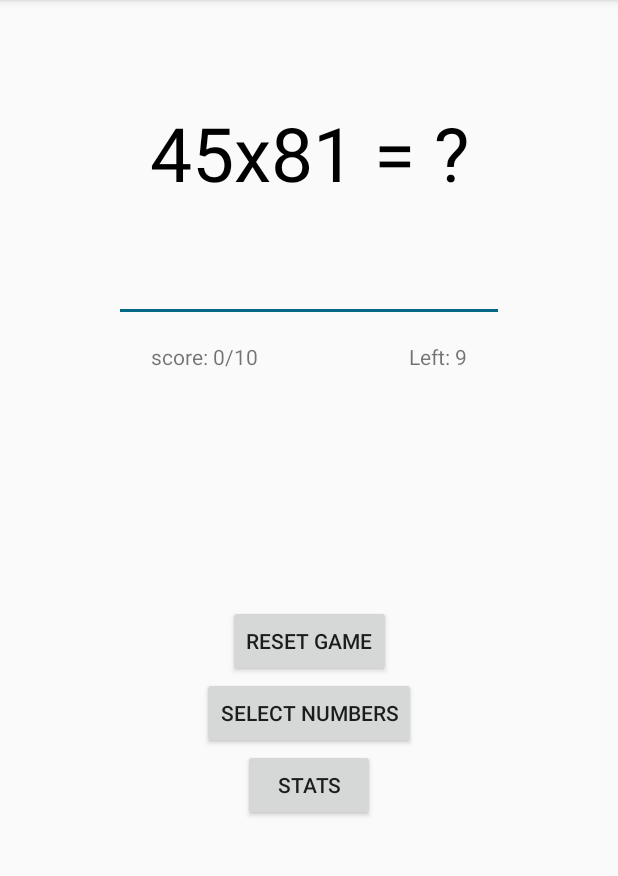
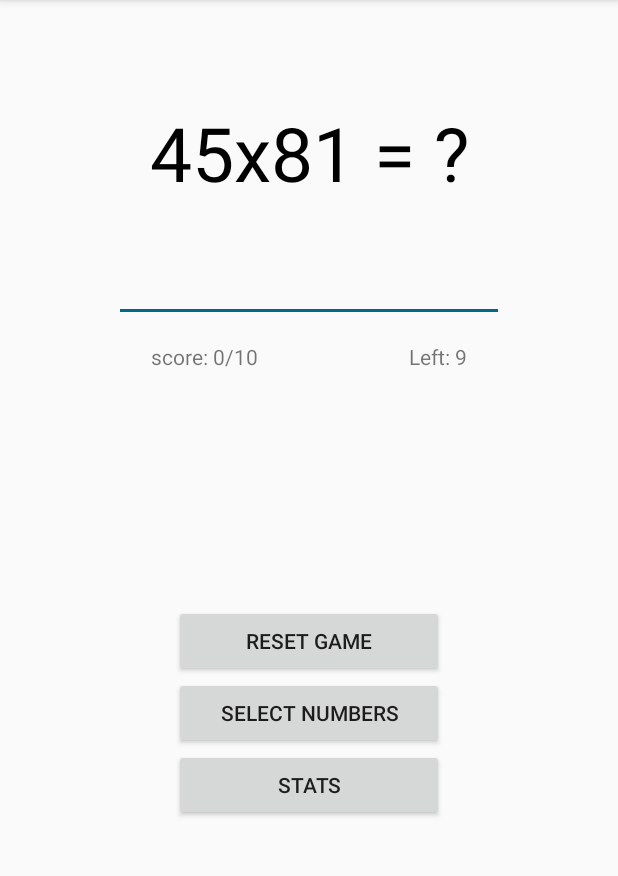
Before and after one commit to Frans-Lukas/MultiplicationQuiz, an Android app: the screen it shows after launch (MainActivity), on a phone screen of 412 x 824 dp, the part 84-960 px from its top. Run offline under Robolectric (Android 15) with nearby library versions, the phone set to English and light mode, and no system bars; our stand-ins replace Room's generated code.

Commit message:
small fixes

```diff
--- a/app/src/main/java/com/example/multiplicationtablequiz/StatsAdapter.kt
+++ b/app/src/main/java/com/example/multiplicationtablequiz/StatsAdapter.kt
@@ -1,6 +1,7 @@
 package com.example.multiplicationtablequiz
 
 import android.content.Context
+import android.util.Log
 import android.view.LayoutInflater
 import android.view.View
 import android.view.ViewGroup
@@ -25,7 +26,9 @@ class StatsAdapter internal constructor(context: Context) :
     }
 
     internal fun setPairs(pairs: List<MultiplicationPair>){
-        this.pairs = pairs
+        Log.d("pairs",pairs.toString())
+        this.pairs = pairs.sortedBy { -it.numWrong.toFloat() / it.numCorrect.toFloat() }
+        Log.d("pairs",this.pairs.toString())
         notifyDataSetChanged()
     }
 
--- a/app/src/main/res/layout/activity_main.xml
+++ b/app/src/main/res/layout/activity_main.xml
@@ -63,7 +63,7 @@
 
     <Button
         android:id="@+id/resetGame"
-        android:layout_width="wrap_content"
+        android:layout_width="180dp"
         android:layout_height="wrap_content"
         android:layout_marginStart="8dp"
         android:layout_marginTop="8dp"
@@ -78,7 +78,7 @@
 
     <Button
         android:id="@+id/selectNumbersBtn"
-        android:layout_width="wrap_content"
+        android:layout_width="180dp"
         android:layout_height="wrap_content"
         android:text="@string/select_numbers"
         android:onClick="gotoNumberSelectorActivity"
@@ -88,7 +88,7 @@
 
     <Button
         android:id="@+id/statsBtn"
-        android:layout_width="wrap_content"
+        android:layout_width="180dp"
         android:layout_height="wrap_content"
         android:text="@string/stats"
         android:onClick="gotoStatsActivity"
```
Also changed, not shown: app/src/debug/res/layout/activity_number_select.xml (+5 -6 lines), app/src/main/java/com/example/multiplicationtablequiz/activity/NumberSelectActivity.kt (+16 -1 lines).
